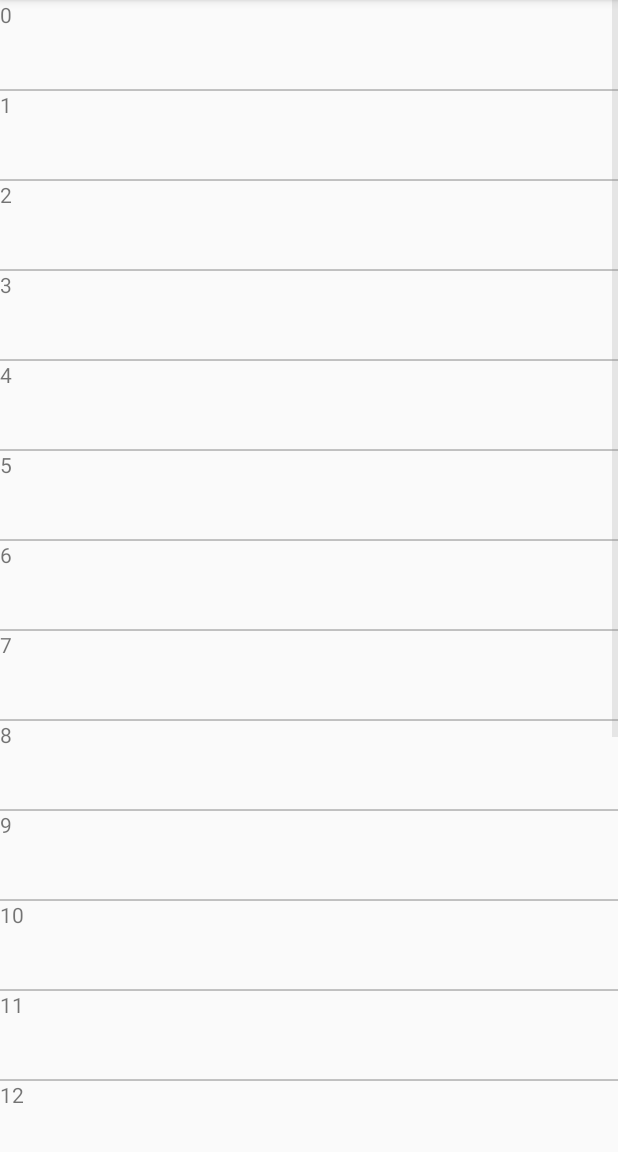
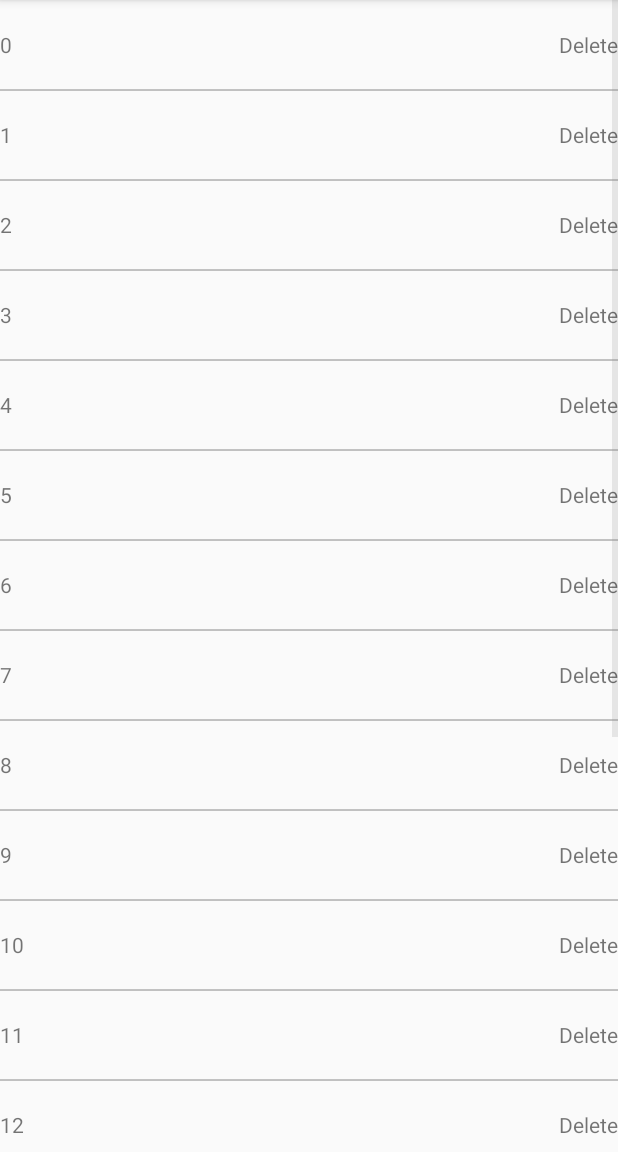
Before and after one commit to xwpeng/TestRecyclerView, an Android app: the screen it shows after launch (MainActivity), after a tap on "10", on a phone screen of 412 x 824 dp, the part 84-1236 px from its top. Run offline under Robolectric (Android 15) with nearby library versions, the phone set to English and light mode, and no system bars.

```diff
--- a/app/src/main/java/android/xwpeng/testrecyclerview/IntListAdapter.java
+++ b/app/src/main/java/android/xwpeng/testrecyclerview/IntListAdapter.java
@@ -14,10 +14,11 @@ import java.util.List;
 
 public class IntListAdapter extends RecyclerView.Adapter {
     private List<Integer> mData;
+    private CallBack mCallBack;
 
-    public IntListAdapter(List<Integer> data) {
+    public IntListAdapter(List<Integer> data, CallBack callBack) {
         mData = data;
-
+        mCallBack = callBack;
     }
 
     @Override
@@ -36,16 +37,27 @@ public class IntListAdapter extends RecyclerView.Adapter {
     }
 
     @Override
-    public void onBindViewHolder(RecyclerView.ViewHolder holder, int position) {
-        ViewHolder vh = (ViewHolder) holder;
+    public void onBindViewHolder(RecyclerView.ViewHolder holder, final int position) {
+        final ViewHolder vh = (ViewHolder) holder;
         final int data = mData.get(position);
-        vh.textView.setText(data + "");
+        vh.contentView.setText(data + "");
         vh.itemView.setOnClickListener(new View.OnClickListener() {
             @Override
             public void onClick(View view) {
-                PublicUtil.showToast(data + "");
+                PublicUtil.showToast("click: " + data);
             }
         });
+        vh.deleteView.setOnClickListener(new View.OnClickListener() {
+            @Override
+            public void onClick(View view) {
+                int adapterPosition = vh.getAdapterPosition();
+                if (adapterPosition >= 0) {
+                    mCallBack.deleteItem(adapterPosition);
+                    PublicUtil.showToast("delete: " + position);
+                }
+            }
+        });
+
     }
 //
 //    /**
@@ -60,12 +72,19 @@ public class IntListAdapter extends RecyclerView.Adapter {
 
     private class ViewHolder extends RecyclerView.ViewHolder {
         private View itemView;
-        private TextView textView;
+        private TextView contentView;
+        private TextView deleteView;
 
         public ViewHolder(View itemView) {
             super(itemView);
             this.itemView = itemView;
-            textView = (TextView) itemView.findViewById(R.id.item_int_list_textview);
+            contentView = (TextView) itemView.findViewById(R.id.item_int_list_textview);
+            deleteView = (TextView) itemView.findViewById(R.id.item_int_list_deleteview);
         }
     }
+
+    public interface CallBack{
+        void deleteItem(int position);
+    }
+
 }
--- a/app/src/main/java/android/xwpeng/testrecyclerview/MainActivity.java
+++ b/app/src/main/java/android/xwpeng/testrecyclerview/MainActivity.java
@@ -6,7 +6,7 @@ import android.support.v7.app.AppCompatActivity;
 import java.util.ArrayList;
 import java.util.List;
 
-public class MainActivity extends AppCompatActivity {
+public class MainActivity extends AppCompatActivity implements IntListAdapter.CallBack{
     private BasicRecyclerView mRecyclerView;
     private List<Integer> mData;
     private IntListAdapter mAdapter;
@@ -18,9 +18,15 @@ public class MainActivity extends AppCompatActivity {
         mRecyclerView = (BasicRecyclerView) findViewById(R.id.main_recyclerview);
         mData = new ArrayList<>();
         for (int i = 0; i < 20; i++) mData.add(i);
-        mAdapter = new IntListAdapter(mData);
+        mAdapter = new IntListAdapter(mData, this);
 //        mRecyclerView.setLayoutManager(new LinearLayoutManager(this, LinearLayoutManager.VERTICAL, false));
         mRecyclerView.setDivider();
         mRecyclerView.setAdapter(mAdapter);
     }
+
+    @Override
+    public void deleteItem(int position) {
+        mData.remove(position);
+        mAdapter.notifyItemRemoved(position);
+    }
 }
--- a/app/src/main/res/layout/item_int_list.xml
+++ b/app/src/main/res/layout/item_int_list.xml
@@ -1,6 +1,20 @@
 <?xml version="1.0" encoding="utf-8"?>
-<TextView xmlns:android="http://schemas.android.com/apk/res/android"
-    android:id="@+id/item_int_list_textview"
+<RelativeLayout xmlns:android="http://schemas.android.com/apk/res/android"
     android:layout_width="match_parent"
     android:layout_height="60dp"
-/>
+    android:gravity="center_vertical"
+    >
+
+    <TextView
+        android:id="@+id/item_int_list_textview"
+        android:layout_width="wrap_content"
+        android:layout_height="wrap_content" />
+
+    <TextView
+        android:id="@+id/item_int_list_deleteview"
+        android:layout_width="wrap_content"
+        android:layout_height="wrap_content"
+        android:text="Delete"
+        android:layout_alignParentRight="true"
+        />
+</RelativeLayout>
```
